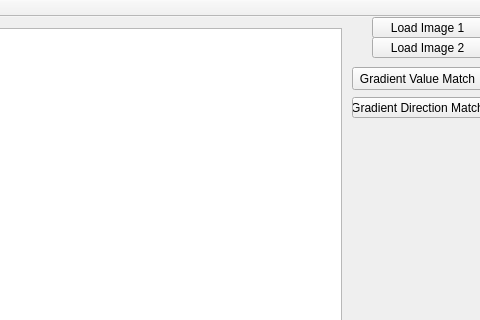
First picture: the form in mainwindow.ui, repository Mogikan/CVlabs, before the edit; both pictures show x 558 to 1038 and y 0 to 320 of the 1038 by 628 pixel window.
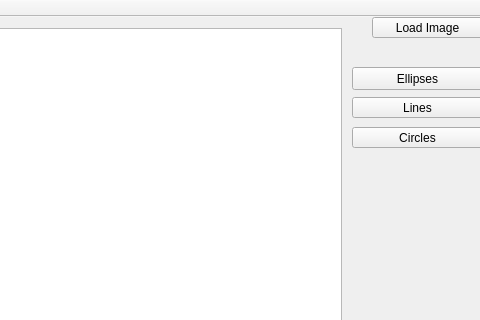
Second picture: the form after the edit.

What changed in the file:
```diff
--- a/mainwindow.ui
+++ b/mainwindow.ui
@@ -24,7 +24,7 @@
      </rect>
     </property>
     <property name="text">
-     <string>Load Image 1</string>
+     <string>Load Image</string>
     </property>
    </widget>
    <widget class="QWidget" name="gridLayoutWidget">
@@ -45,14 +45,14 @@
    <widget class="QPushButton" name="pushButton_3">
     <property name="geometry">
      <rect>
-      <x>930</x>
-      <y>20</y>
-      <width>111</width>
+      <x>910</x>
+      <y>110</y>
+      <width>131</width>
       <height>21</height>
      </rect>
     </property>
     <property name="text">
-     <string>Load Image 2</string>
+     <string>Circles</string>
     </property>
    </widget>
    <widget class="QPushButton" name="pushButton_4">
@@ -65,7 +65,7 @@
      </rect>
     </property>
     <property name="text">
-     <string>Gradient Value Match</string>
+     <string>Ellipses</string>
     </property>
    </widget>
    <widget class="QPushButton" name="pushButton_5">
@@ -78,7 +78,7 @@
      </rect>
     </property>
     <property name="text">
-     <string>Gradient Direction Match</string>
+     <string>Lines</string>
     </property>
    </widget>
   </widget>
```
